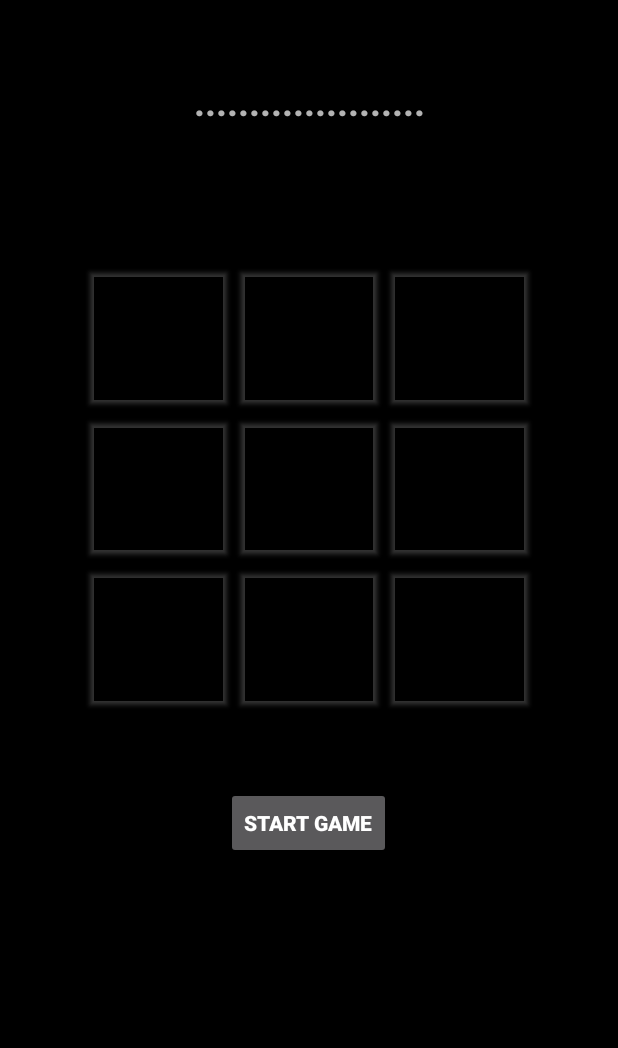
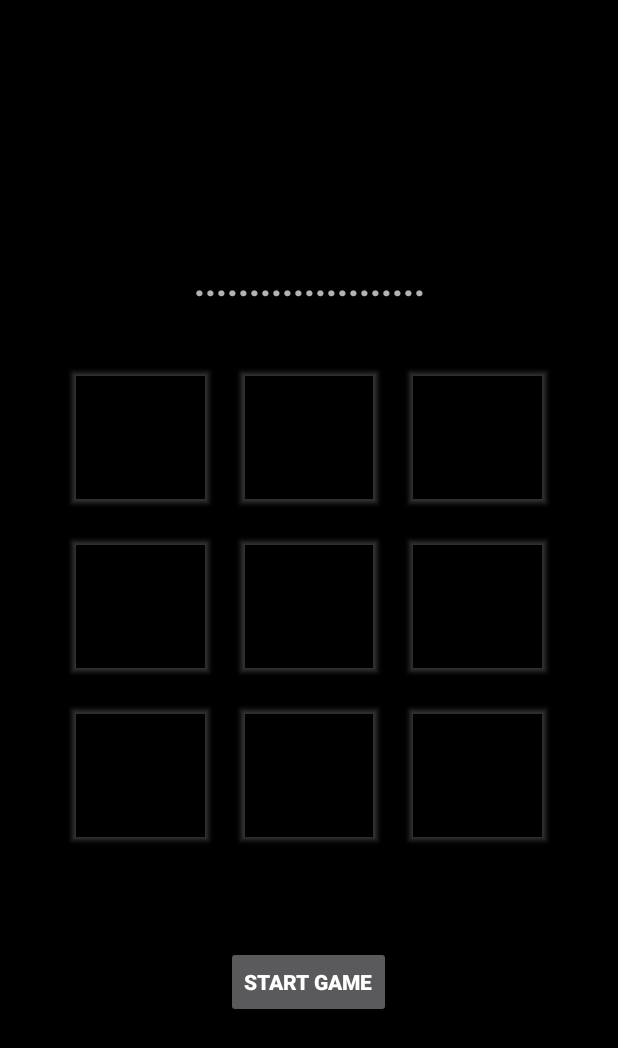
Before and after one commit to m-shelke/XO-Game, an Android app: the GameActivity screen opened directly, with no data from a screen before it, on a phone screen of 412 x 824 dp. Shown: the top 1048 px of the screen. Run offline under Robolectric (Android 15) with nearby library versions, the phone set to English and light mode, and no system bars; our stand-ins replace Firebase (no records; nobody signed in at launch, a user with empty details on screens opened directly).

```diff
--- a/app/src/main/res/layout/activity_game.xml
+++ b/app/src/main/res/layout/activity_game.xml
@@ -14,7 +14,7 @@
             android:layout_width="match_parent"
             android:layout_height="wrap_content"
             android:layout_gravity="center"
-            android:layout_marginTop="40dp"
+            android:layout_marginTop="160dp"
             android:orientation="horizontal">
 
             <TextView
@@ -57,8 +57,9 @@
             <GridLayout
                 android:layout_width="wrap_content"
                 android:layout_height="wrap_content"
-                android:layout_gravity="center"
-                android:layout_marginTop="80dp"
+                android:layout_gravity="center_horizontal"
+                android:padding="10dp"
+                android:layout_marginTop="10dp"
                 android:columnCount="3">
 
 <!--                <Button-->
@@ -77,6 +78,8 @@
                     android:layout_height="100dp"
                     android:backgroundTint="#00000000"
                     android:elevation="10dp"
+                    android:layout_margin="6dp"
+                    android:padding="6dp"
                     android:outlineSpotShadowColor="@color/white"
                     android:textAlignment="center"
                     android:text=""
@@ -104,6 +107,8 @@
                     android:outlineSpotShadowColor="@color/white"
                     android:textAlignment="center"
                     android:text=""
+                    android:layout_margin="6dp"
+                    android:padding="6dp"
                     android:tag="1"
                     android:textSize="60sp"
                     android:textColor="@color/white"/>
@@ -128,6 +133,8 @@
                     android:outlineSpotShadowColor="@color/white"
                     android:textAlignment="center"
                     android:text=""
+                    android:layout_margin="6dp"
+                    android:padding="6dp"
                     android:tag="2"
                     android:textSize="60sp"
                     android:textColor="@color/white"/>
@@ -153,6 +160,8 @@
                     android:textAlignment="center"
                     android:text=""
                     android:tag="3"
+                    android:layout_margin="6dp"
+                    android:padding="6dp"
                     android:textSize="60sp"
                     android:textColor="@color/white"/>
 
@@ -177,6 +186,8 @@
                     android:textAlignment="center"
                     android:text=""
                     android:tag="4"
+                    android:layout_margin="6dp"
+                    android:padding="6dp"
                     android:textSize="60sp"
                     android:textColor="@color/white"/>
 
@@ -201,6 +212,8 @@
                     android:textAlignment="center"
                     android:text=""
                     android:tag="5"
+                    android:layout_margin="6dp"
+                    android:padding="6dp"
                     android:textSize="60sp"
                     android:textColor="@color/white"/>
 
@@ -224,6 +237,8 @@
                     android:outlineSpotShadowColor="@color/white"
                     android:textAlignment="center"
                     android:text=""
+                    android:layout_margin="6dp"
+                    android:padding="6dp"
                     android:tag="6"
                     android:textSize="60sp"
                     android:textColor="@color/white"/>
@@ -248,6 +263,8 @@
                     android:outlineSpotShadowColor="@color/white"
                     android:textAlignment="center"
                     android:text=""
+                    android:layout_margin="6dp"
+                    android:padding="6dp"
                     android:tag="7"
                     android:textSize="60sp"
                     android:textColor="@color/white"/>
@@ -273,6 +290,8 @@
                     android:textAlignment="center"
                     android:text=""
                     android:tag="8"
+                    android:layout_margin="6dp"
+                    android:padding="6dp"
                     android:textSize="60sp"
                     android:textColor="@color/white"/>
 
```
Also changed, not shown: app/src/main/res/layout/activity_main.xml (+13 -7 lines).
